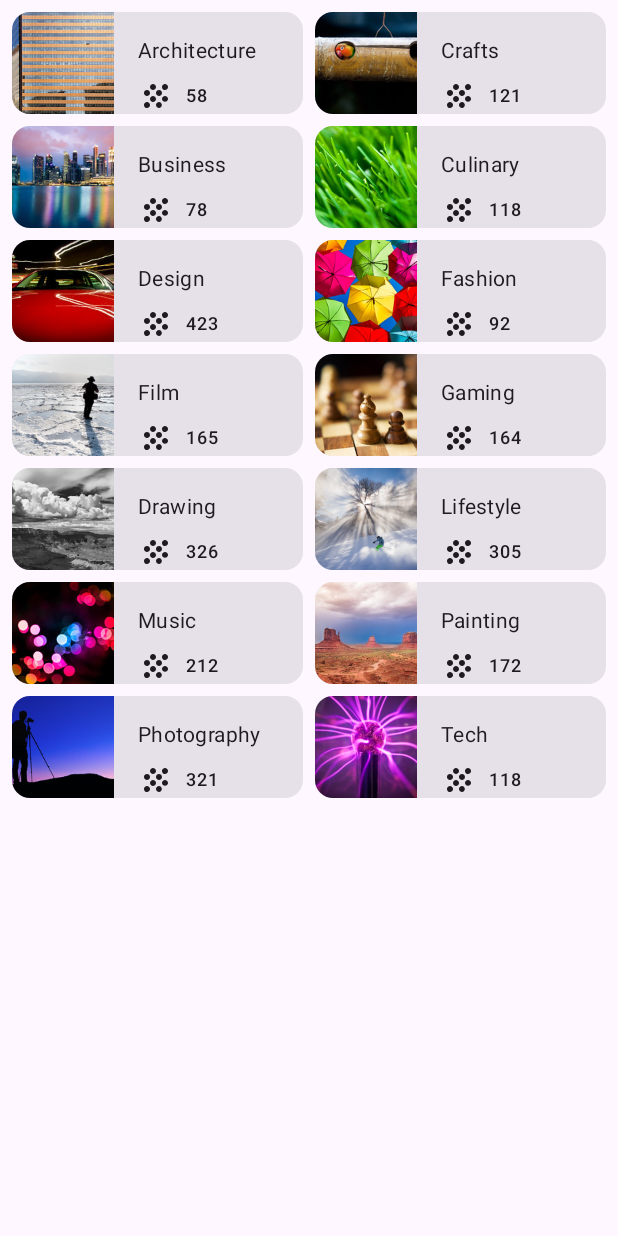
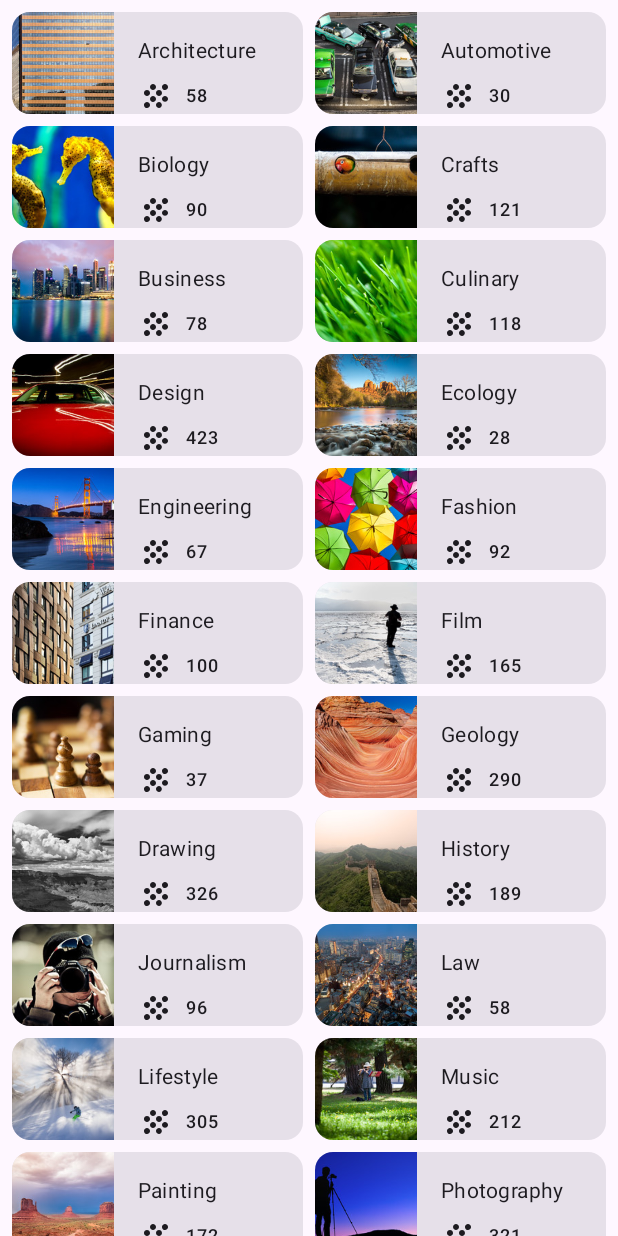
Before and after one commit to google-developer-training/basic-android-kotlin-compose-training-courses, an Android app built with Jetpack Compose: the screen it shows after launch (MainActivity), on a phone screen of 412 x 824 dp. Run offline under Robolectric (Android 15) with nearby library versions, the phone set to English and light mode, and no system bars.

Commit message:
Added Courses

```diff
--- a/app/src/main/java/com/example/courses/data/DataSource.kt
+++ b/app/src/main/java/com/example/courses/data/DataSource.kt
@@ -21,18 +21,28 @@ import com.example.courses.model.Topic
 object DataSource {
     val topics = listOf(
         Topic(R.string.architecture, 58, R.drawable.architecture),
+        Topic(R.string.automotive, 30, R.drawable.automotive),
+        Topic(R.string.biology, 90, R.drawable.biology),
         Topic(R.string.crafts, 121, R.drawable.crafts),
         Topic(R.string.business, 78, R.drawable.business),
         Topic(R.string.culinary, 118, R.drawable.culinary),
         Topic(R.string.design, 423, R.drawable.design),
+        Topic(R.string.ecology, 28, R.drawable.ecology),
+        Topic(R.string.engineering, 67, R.drawable.engineering),
         Topic(R.string.fashion, 92, R.drawable.fashion),
+        Topic(R.string.finance, 100, R.drawable.finance),
         Topic(R.string.film, 165, R.drawable.film),
-        Topic(R.string.gaming, 164, R.drawable.gaming),
+        Topic(R.string.gaming, 37, R.drawable.gaming),
+        Topic(R.string.geology, 290, R.drawable.geology),
         Topic(R.string.drawing, 326, R.drawable.drawing),
+        Topic(R.string.history, 189, R.drawable.history),
+        Topic(R.string.journalism, 96, R.drawable.journalism),
+        Topic(R.string.law, 58, R.drawable.law),
         Topic(R.string.lifestyle, 305, R.drawable.lifestyle),
         Topic(R.string.music, 212, R.drawable.music),
         Topic(R.string.painting, 172, R.drawable.painting),
         Topic(R.string.photography, 321, R.drawable.photography),
-        Topic(R.string.tech, 118, R.drawable.tech)
+        Topic(R.string.physics, 41, R.drawable.physics),
+        Topic(R.string.tech, 118, R.drawable.tech),
     )
 }
--- a/app/src/main/res/values/strings.xml
+++ b/app/src/main/res/values/strings.xml
@@ -16,17 +16,27 @@
 <resources>
     <string name="app_name">Courses</string>
     <string name="architecture">Architecture</string>
+    <string name="automotive">Automotive</string>
+    <string name="biology">Biology</string>
     <string name="crafts">Crafts</string>
     <string name="business">Business</string>
     <string name="culinary">Culinary</string>
     <string name="design">Design</string>
+    <string name="ecology">Ecology</string>
+    <string name="engineering">Engineering</string>
     <string name="fashion">Fashion</string>
+    <string name="finance">Finance</string>
     <string name="film">Film</string>
     <string name="gaming">Gaming</string>
+    <string name="geology">Geology</string>
     <string name="drawing">Drawing</string>
+    <string name="history">History</string>
+    <string name="journalism">Journalism</string>
+    <string name="law">Law</string>
     <string name="lifestyle">Lifestyle</string>
     <string name="music">Music</string>
     <string name="painting">Painting</string>
     <string name="photography">Photography</string>
+    <string name="physics">physics</string>
     <string name="tech">Tech</string>
 </resources>
```
Also changed, not shown: app/src/main/res/drawable/automotive.jpeg (added), app/src/main/res/drawable/biology.jpeg (added), app/src/main/res/drawable/ecology.jpeg (added), app/src/main/res/drawable/engineering.jpeg (added), app/src/main/res/drawable/finance.jpeg (added), app/src/main/res/drawable/geology.jpeg (added), app/src/main/res/drawable/history.jpeg (added), app/src/main/res/drawable/journalism.jpeg (added), app/src/main/res/drawable/law.jpeg (added), app/src/main/res/drawable/music.jpeg (added), app/src/main/res/drawable/physics.jpg (renamed from app/src/main/res/drawable/music.jpg), 1 other file.
